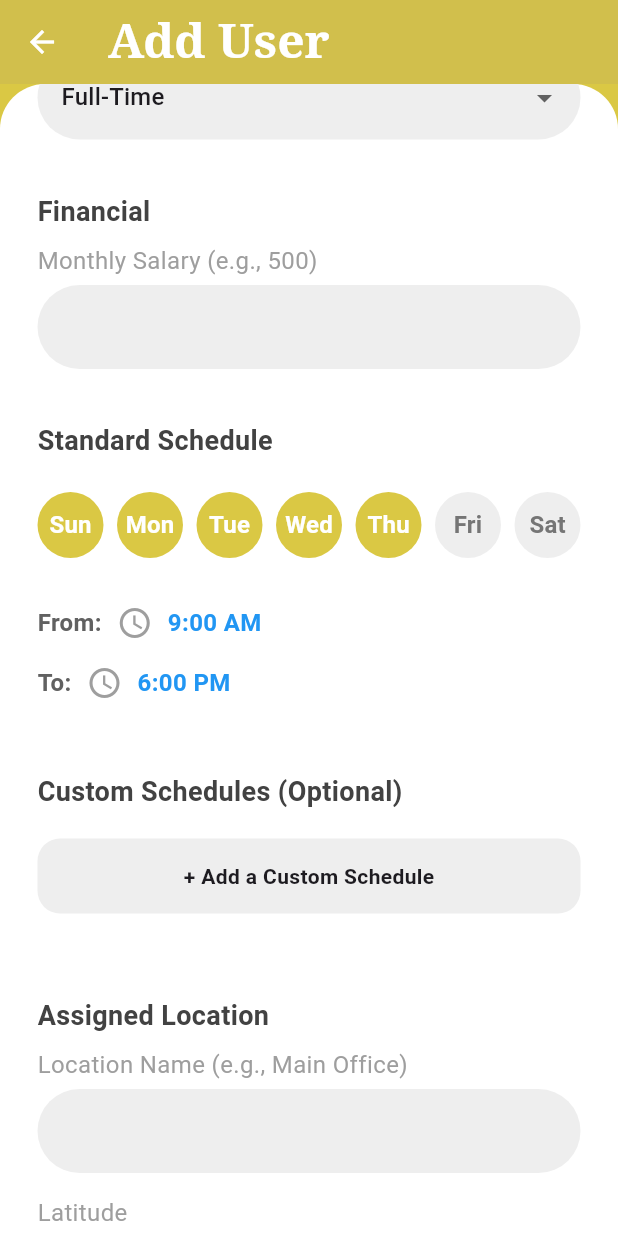
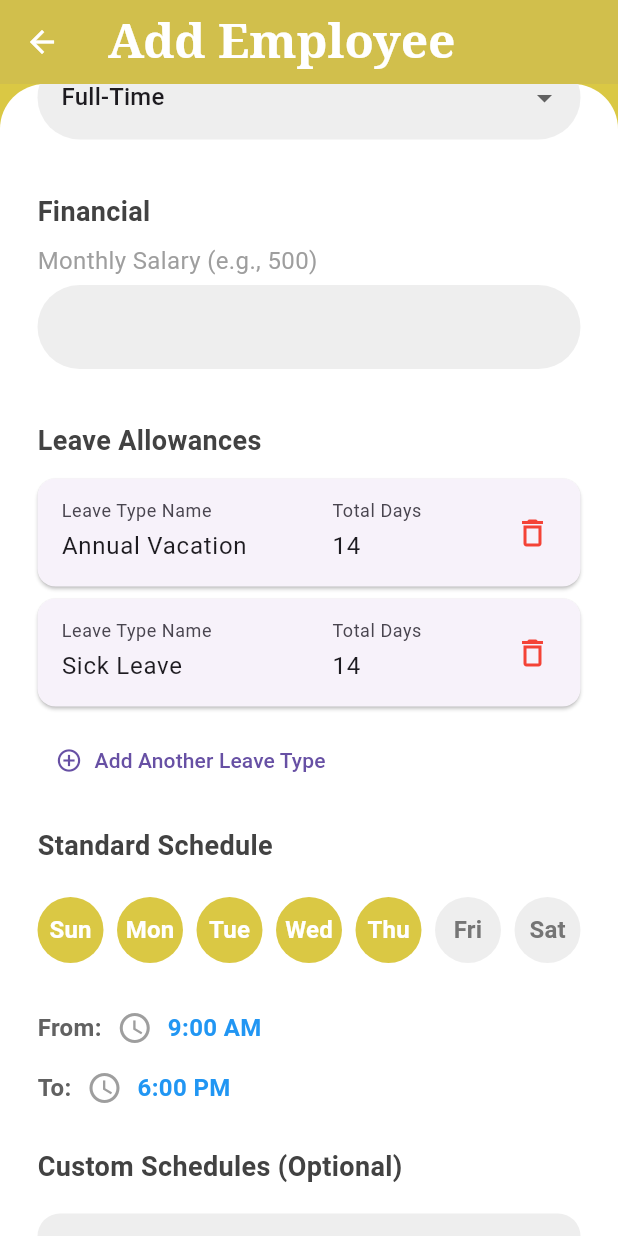
Before and after one commit to dialaabki/attendance_app, a Flutter app: the AddEmployeePage screen opened by its route, scrolled down 576 dp, on a phone screen of 412 x 824 dp. Run offline on Flutter 3.47's test engine with Material 3 defaults, Android fonts, the phone set to English and light mode, and no system bars; our stand-ins replace cloud_firestore, dartz, equatable, firebase_auth, firebase_core, geolocator and 1 more; accounts and stored records are empty; Roboto replaces fonts that are missing (Poppins).

Commit message:
vacations added by admin

```diff
--- a/lib/features/auth/business/entities/user_entity.dart
+++ b/lib/features/auth/business/entities/user_entity.dart
@@ -1,5 +1,18 @@
 import 'package:equatable/equatable.dart';
 import 'package:flutter/material.dart';
+
+class LeaveBalanceEntity extends Equatable {
+  final String leaveType;
+  final int totalDays;
+
+  const LeaveBalanceEntity({
+    required this.leaveType,
+    required this.totalDays,
+  });
+
+  @override
+  List<Object?> get props => [leaveType, totalDays];
+}
 
 class CustomScheduleEntity extends Equatable {
   final String day;
@@ -16,7 +29,6 @@ class CustomScheduleEntity extends Equatable {
   List<Object?> get props => [day, startTime, endTime];
 }
 
-
 class UserEntity extends Equatable {
   final String uid;
   final String email;
@@ -31,6 +43,7 @@ class UserEntity extends Equatable {
   final double longitude;
   final List<CustomScheduleEntity> customSchedules;
   final double salary;
+  final List<LeaveBalanceEntity> leaveBalances;
 
   const UserEntity({
     required this.uid,
@@ -46,6 +59,7 @@ class UserEntity extends Equatable {
     required this.longitude,
     required this.customSchedules,
     required this.salary,
+    required this.leaveBalances,
   });
 
   @override
@@ -63,5 +77,6 @@ class UserEntity extends Equatable {
         longitude,
         customSchedules,
         salary,
+        leaveBalances,
       ];
 }
--- a/lib/features/user_management/business/usecases/add_employee.dart
+++ b/lib/features/user_management/business/usecases/add_employee.dart
@@ -29,8 +29,8 @@ class AddEmployeeParams extends Equatable {
   final double latitude;
   final double longitude;
   final List<CustomScheduleEntity> customSchedules;
-  // --- ADD THIS ---
   final double salary;
+  final List<LeaveBalanceEntity> leaveBalances;
 
   const AddEmployeeParams({
     required this.fullName,
@@ -46,10 +46,11 @@ class AddEmployeeParams extends Equatable {
     required this.longitude,
     required this.customSchedules,
     required this.salary,
+    required this.leaveBalances,
   });
 
   @override
   List<Object?> get props => [
-    email, fullName, role, type, locationName, latitude, longitude, customSchedules, salary
+    email, fullName, role, type, locationName, latitude, longitude, customSchedules, salary, leaveBalances
   ];
 }
--- a/lib/features/user_management/presentation/pages/add_employee_page.dart
+++ b/lib/features/user_management/presentation/pages/add_employee_page.dart
@@ -19,6 +19,7 @@ class _AddEmployeePageState extends State<AddEmployeePage> {
   final _latitudeController = TextEditingController();
   final _longitudeController = TextEditingController();
   final _salaryController = TextEditingController();
+
   bool _isLoading = false;
 
   String _selectedRole = 'Employee';
@@ -28,8 +29,11 @@ class _AddEmployeePageState extends State<AddEmployeePage> {
   final Set<String> _selectedDays = {'Sun', 'Mon', 'Tue', 'Wed', 'Thu'};
   final List<CustomScheduleEntity> _customSchedules = [];
 
-  // --- FIX IS HERE ---
-  // Add 'HR' to the list of roles that the admin can select.
+  final List<LeaveBalanceEntity> _leaveBalances = [
+    const LeaveBalanceEntity(leaveType: 'Annual Vacation', totalDays: 14),
+    const LeaveBalanceEntity(leaveType: 'Sick Leave', totalDays: 14),
+  ];
+
   final List<String> _roles = ['Employee', 'Admin', 'HR'];
   final List<String> _types = ['Full-Time', 'Part-Time', 'Contractor', 'Intern'];
   final List<String> _daysOfWeek = ['Sun', 'Mon', 'Tue', 'Wed', 'Thu', 'Fri', 'Sat'];
@@ -69,6 +73,7 @@ class _AddEmployeePageState extends State<AddEmployeePage> {
       longitude: double.tryParse(_longitudeController.text.trim()) ?? 0.0,
       customSchedules: _customSchedules,
       salary: double.tryParse(_salaryController.text.trim()) ?? 0.0,
+      leaveBalances: _leaveBalances,
     );
 
     final result = await addEmployeeUseCase(params);
@@ -79,7 +84,7 @@ class _AddEmployeePageState extends State<AddEmployeePage> {
           ScaffoldMessenger.of(context).showSnackBar(SnackBar(content: Text(failure.message), backgroundColor: Colors.red));
         },
         (_) {
-          ScaffoldMessenger.of(context).showSnackBar(const SnackBar(content: Text('User added successfully!'), backgroundColor: Colors.green));
+          ScaffoldMessenger.of(context).showSnackBar(const SnackBar(content: Text('Employee added successfully!'), backgroundColor: Colors.green));
           Navigator.of(context).pop();
         },
       );
@@ -133,12 +138,28 @@ class _AddEmployeePageState extends State<AddEmployeePage> {
     }
   }
 
+  void _addLeaveType() {
+    setState(() {
+      _leaveBalances.add(const LeaveBalanceEntity(leaveType: 'New Leave Type', totalDays: 0));
+    });
+  }
+
+  void _removeLeaveType(int index) {
+    if (_leaveBalances.length > 1) {
+      setState(() {
+        _leaveBalances.removeAt(index);
+      });
+    } else {
+      ScaffoldMessenger.of(context).showSnackBar(const SnackBar(content: Text("Cannot remove the last leave type.")));
+    }
+  }
+
   @override
   Widget build(BuildContext context) {
     const primaryColor = Color(0xFFDAC844);
 
     return AdminPageShell(
-      title: 'Add User',
+      title: 'Add Employee',
       showBackButton: true,
       child: Form(
         key: _formKey,
@@ -157,13 +178,14 @@ class _AddEmployeePageState extends State<AddEmployeePage> {
             _buildSectionTitle('Financial'),
             _buildTextField(label: 'Monthly Salary (e.g., 500)', controller: _salaryController, keyboardType: const TextInputType.numberWithOptions(decimal: true)),
 
+            _buildLeaveAllowancesSection(),
+
             _buildSectionTitle('Standard Schedule'),
             const SizedBox(height: 10),
             _buildDaySelector(),
             const SizedBox(height: 20),
             _buildTimePickerRow(label: 'From:', time: _standardStartTime, onSelectTime: () => _selectTime(context, isStartTime: true)),
             _buildTimePickerRow(label: 'To:', time: _standardEndTime, onSelectTime: () => _selectTime(context, isStartTime: false)),
-            const SizedBox(height: 20),
 
             _buildCustomSchedulesSection(),
             const SizedBox(height: 20),
@@ -192,6 +214,8 @@ class _AddEmployeePageState extends State<AddEmployeePage> {
     );
   }
 
+  // --- WIDGET BUILDER HELPERS ---
+
   Widget _buildSectionTitle(String title) => Padding(
      padding: const EdgeInsets.only(top: 20.0, bottom: 8.0),
      child: Text(title, style: TextStyle(fontSize: 18, color: Colors.grey[800], fontWeight: FontWeight.bold)),
@@ -218,10 +242,7 @@ class _AddEmployeePageState extends State<AddEmployeePage> {
             if(isPassword && value.length < 6){
               return 'Password must be at least 6 characters';
             }
-            if(keyboardType == const TextInputType.numberWithOptions(decimal: true) && double.tryParse(value) == null) {
-              return 'Please enter a valid number';
-            }
-            if(keyboardType == const TextInputType.numberWithOptions(decimal: true, signed: true) && double.tryParse(value) == null) {
+            if((keyboardType?.toString().contains('number') ?? false) && double.tryParse(value) == null) {
               return 'Please enter a valid number';
             }
             return null;
@@ -277,6 +298,66 @@ class _AddEmployeePageState extends State<AddEmployeePage> {
         const SizedBox(width: 10),
         InkWell(onTap: onSelectTime, child: Text(time.format(context), style: const TextStyle(fontSize: 16, color: Colors.blue, fontWeight: FontWeight.bold))),
       ]),
+    );
+  }
+
+  Widget _buildLeaveAllowancesSection() {
+    return Column(
+      crossAxisAlignment: CrossAxisAlignment.start,
+      children: [
+        _buildSectionTitle('Leave Allowances'),
+        ListView.builder(
+          shrinkWrap: true,
+          physics: const NeverScrollableScrollPhysics(),
+          itemCount: _leaveBalances.length,
+          itemBuilder: (context, index) {
+            final balance = _leaveBalances[index];
+            return Card(
+              margin: const EdgeInsets.symmetric(vertical: 4),
+              child: Padding(
+                padding: const EdgeInsets.all(8.0).copyWith(left: 16),
+                child: Row(
+                  children: [
+                    Expanded(
+                      flex: 3,
+                      child: TextFormField(
+                        initialValue: balance.leaveType,
+                        decoration: const InputDecoration(labelText: 'Leave Type Name', border: InputBorder.none),
+                        onChanged: (value) {
+                          _leaveBalances[index] = LeaveBalanceEntity(leaveType: value, totalDays: balance.totalDays);
+                        },
+                      ),
+                    ),
+                    const SizedBox(width: 16),
+                    Expanded(
+                      flex: 2,
+                      child: TextFormField(
+                        initialValue: balance.totalDays.toString(),
+                        decoration: const InputDecoration(labelText: 'Total Days', border: InputBorder.none),
+                        keyboardType: TextInputType.number,
+                        onChanged: (value) {
+                          final days = int.tryParse(value) ?? 0;
+                          _leaveBalances[index] = LeaveBalanceEntity(leaveType: balance.leaveType, totalDays: days);
+                        },
+                      ),
+                    ),
+                    IconButton(
+                      icon: const Icon(Icons.delete_outline, color: Colors.red),
+                      onPressed: () => _removeLeaveType(index),
+                    ),
+                  ],
+                ),
+              ),
+            );
+          },
+        ),
+        const SizedBox(height: 8),
+        TextButton.icon(
+          onPressed: _addLeaveType,
+          icon: const Icon(Icons.add_circle_outline),
+          label: const Text("Add Another Leave Type"),
+        ),
+      ],
     );
   }
 
```
Also changed, not shown: lib/features/auth/data/models/user_model.dart (+22 -6 lines), lib/features/leave_management/business/usecases/get_my_requests.dart (+25 -2 lines), lib/features/leave_management/presentation/pages/my_benefits_page.dart (+45 -32 lines), lib/features/user_management/data/datasources/user_management_remote_data_source.dart (+8 -1 lines), pubspec.lock.
